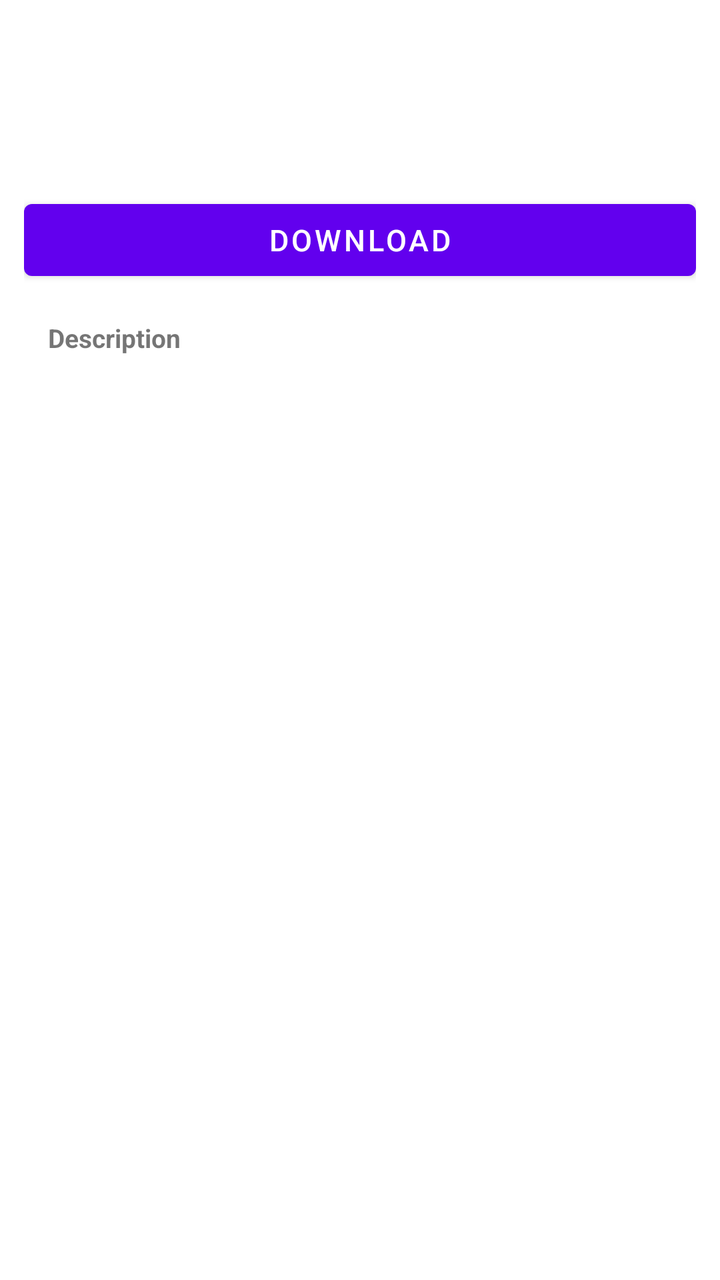
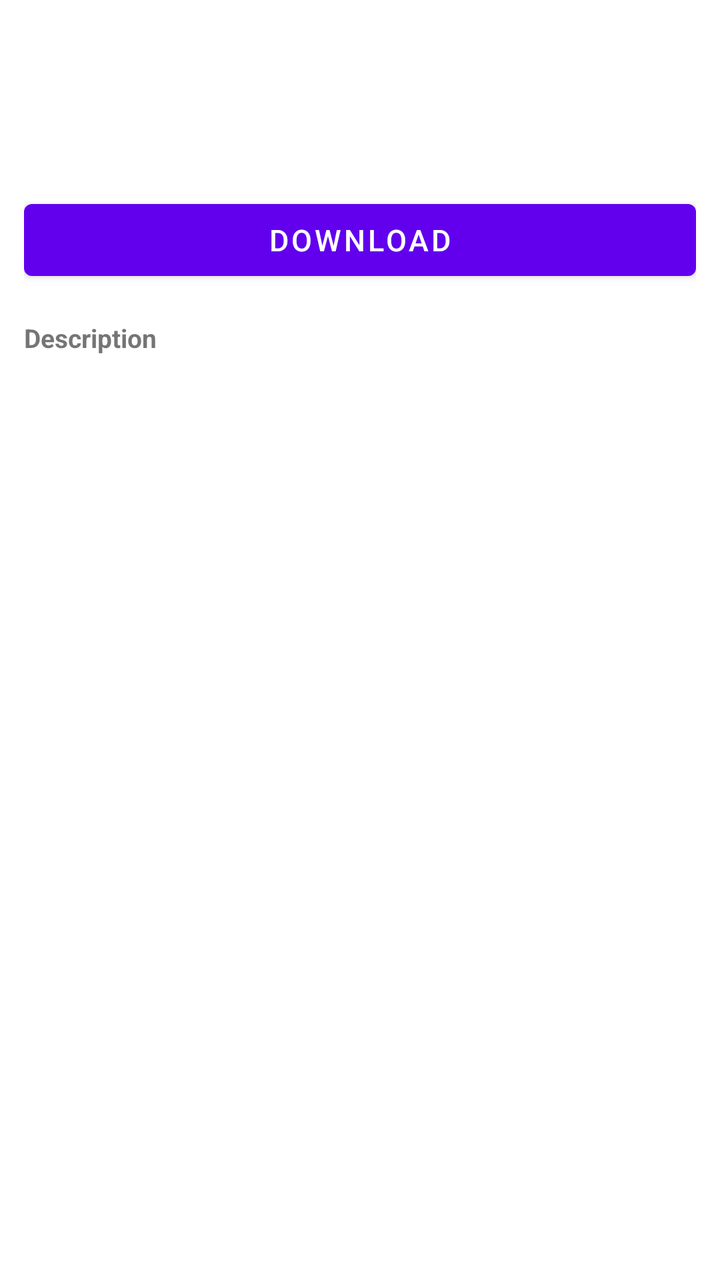

The first picture is an Android layout as it rendered before a commit; the second is the same layout after the commit. The layout source and the unified diff follow.
<!-- AndroidManifest.xml: fallback theme Theme.MaterialComponents.DayNight.NoActionBar -->
<!-- res/layout/details.xml -->
<?xml version="1.0" encoding="utf-8"?>
<ScrollView
    xmlns:android="http://schemas.android.com/apk/res/android"
    android:id="@+id/details_root"
    android:fitsSystemWindows="true"
    android:layout_width="fill_parent"
    android:layout_height="fill_parent">

    <LinearLayout
        android:orientation="vertical"
        android:layout_width="fill_parent"
        android:layout_height="wrap_content">

        <LinearLayout
            android:id="@+id/details_header_container"
            android:orientation="vertical"
            android:paddingLeft="12dp"
            android:paddingTop="12dp"
            android:paddingRight="12dp"
            android:paddingBottom="8dp"
            android:gravity="center_vertical"
            android:layout_width="fill_parent"
            android:layout_height="wrap_content">

            <LinearLayout
                android:id="@+id/details_meta_block"
                android:gravity="center_vertical"
                android:orientation="horizontal"
                android:layout_width="fill_parent"
                android:layout_height="wrap_content"
                android:layout_weight="1.0">

                <ImageView
                    android:id="@+id/details_icon"
                    android:layout_width="72dp"
                    android:layout_height="72dp"
                    android:layout_marginRight="12dp"
                    android:scaleType="centerCrop" />

                <LinearLayout
                    android:orientation="vertical"
                    android:layout_width="fill_parent"
                    android:layout_height="wrap_content">
                    <TextView
                        android:id="@+id/details_name"
                        android:textSize="20sp"
                        android:textStyle="bold"
                        android:layout_width="fill_parent"
                        android:layout_height="wrap_content" />
                    <TextView
                        android:id="@+id/details_version"
                        android:textSize="14sp"
                        android:layout_width="fill_parent"
                        android:layout_height="wrap_content"
                        android:layout_marginTop="4dp" />
                    <TextView
                        android:id="@+id/details_category"
                        android:textSize="14sp"
                        android:layout_width="fill_parent"
                        android:layout_height="wrap_content" />
                </LinearLayout>
            </LinearLayout>

            <LinearLayout
                android:id="@+id/details_action_row"
                android:orientation="horizontal"
                android:layout_width="fill_parent"
                android:layout_height="wrap_content"
                android:layout_marginTop="12dp">

                <Button
                    android:id="@+id/details_btn_download"
                    android:layout_width="fill_parent"
                    android:layout_height="wrap_content"
                    android:text="@string/btn_state_download"
                    android:textSize="15sp" />

            </LinearLayout>

        </LinearLayout>

        <LinearLayout
            android:id="@+id/details_body_container"
            android:orientation="vertical"
            android:layout_width="fill_parent"
            android:layout_height="wrap_content">

            <TextView
                android:id="@+id/details_caption_screenshots"
                android:layout_width="wrap_content"
                android:layout_height="wrap_content"
                android:layout_marginTop="8dp"
                android:layout_marginLeft="24dp"
                android:text="@string/details_caption_screenshots"
                android:textSize="13sp"
                android:textStyle="bold"
                android:visibility="gone" />

            <HorizontalScrollView
                android:id="@+id/details_screenshots_scroll"
                android:layout_width="fill_parent"
                android:layout_height="wrap_content"
                android:paddingLeft="24dp"
                android:paddingRight="24dp"
                android:paddingTop="16dp"
                android:paddingBottom="16dp"
                android:scrollbars="none"
                android:visibility="gone">
                <LinearLayout
                    android:id="@+id/details_screenshots_container"
                    android:orientation="horizontal"
                    android:layout_width="wrap_content"
                    android:layout_height="wrap_content" />
            </HorizontalScrollView>

            <TextView
                android:id="@+id/details_caption_description"
                android:layout_width="wrap_content"
                android:layout_height="wrap_content"
                android:layout_marginTop="8dp"
                android:layout_marginLeft="24dp"
                android:text="@string/details_caption_description"
                android:textSize="13sp"
                android:textStyle="bold" />

            <LinearLayout
                android:id="@+id/details_desc_block"
                android:orientation="vertical"
                android:layout_width="fill_parent"
                android:layout_height="wrap_content"
                android:layout_marginBottom="16dp"
                android:paddingLeft="24dp"
                android:paddingRight="24dp"
                android:paddingTop="16dp"
                android:paddingBottom="16dp">

                <TextView
                    android:id="@+id/details_desc"
                    android:textSize="15sp"
                    android:layout_width="fill_parent"
                    android:layout_height="wrap_content" />
            </LinearLayout>

            <FrameLayout
                android:id="@+id/details_reviews_container"
                android:layout_width="fill_parent"
                android:layout_height="wrap_content"
                android:visibility="gone" />

        </LinearLayout>
    </LinearLayout>
</ScrollView>
<!-- resources referenced by this layout -->
<resources>
  <string name="btn_state_download">Download</string>
  <string name="details_caption_description">Description</string>
  <string name="details_caption_screenshots">Screenshots</string>
</resources>

<!-- the commit's change to res/layout/details.xml (unified diff, before → after) -->
@@ -35,7 +35,7 @@
                     android:layout_width="72dp"
                     android:layout_height="72dp"
                     android:layout_marginRight="12dp"
-                    android:scaleType="centerCrop" />
+                    android:scaleType="fitCenter" />
 
                 <LinearLayout
                     android:orientation="vertical"
@@ -90,7 +90,7 @@
                 android:layout_width="wrap_content"
                 android:layout_height="wrap_content"
                 android:layout_marginTop="8dp"
-                android:layout_marginLeft="24dp"
+                android:layout_marginLeft="12dp"
                 android:text="@string/details_caption_screenshots"
                 android:textSize="13sp"
                 android:textStyle="bold"
@@ -100,8 +100,8 @@
                 android:id="@+id/details_screenshots_scroll"
                 android:layout_width="fill_parent"
                 android:layout_height="wrap_content"
-                android:paddingLeft="24dp"
-                android:paddingRight="24dp"
+                android:paddingLeft="12dp"
+                android:paddingRight="12dp"
                 android:paddingTop="16dp"
                 android:paddingBottom="16dp"
                 android:scrollbars="none"
@@ -118,7 +118,7 @@
                 android:layout_width="wrap_content"
                 android:layout_height="wrap_content"
                 android:layout_marginTop="8dp"
-                android:layout_marginLeft="24dp"
+                android:layout_marginLeft="12dp"
                 android:text="@string/details_caption_description"
                 android:textSize="13sp"
                 android:textStyle="bold" />
@@ -129,8 +129,8 @@
                 android:layout_width="fill_parent"
                 android:layout_height="wrap_content"
                 android:layout_marginBottom="16dp"
-                android:paddingLeft="24dp"
-                android:paddingRight="24dp"
+                android:paddingLeft="12dp"
+                android:paddingRight="12dp"
                 android:paddingTop="16dp"
                 android:paddingBottom="16dp">
 
